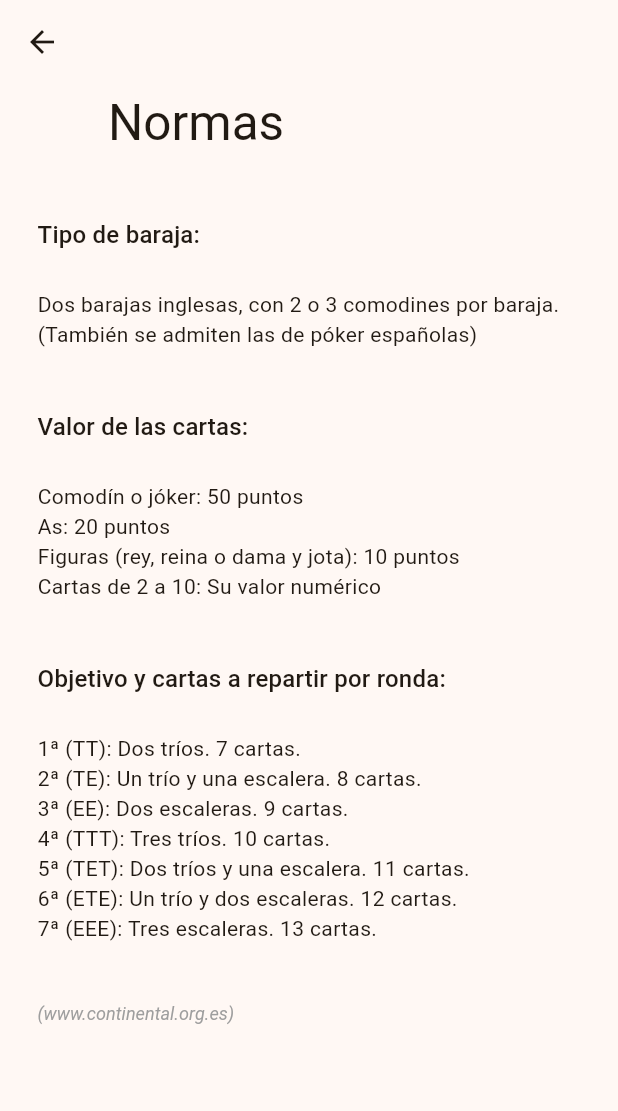
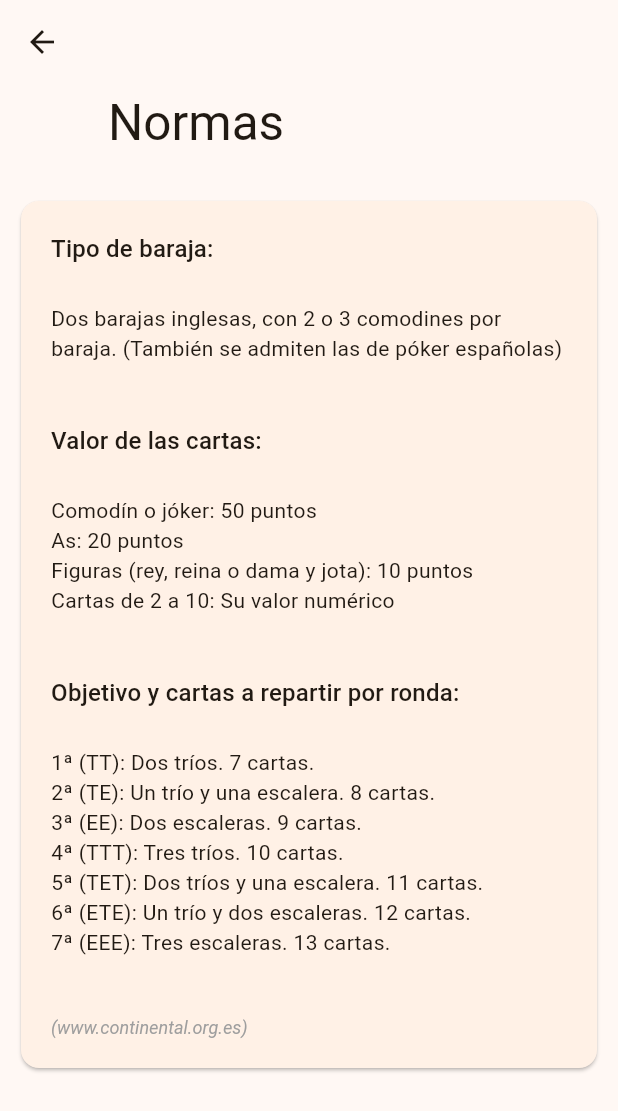
Before and after one commit to adrilasar/apunto_yo, a Flutter app: the RulesScreen screen opened directly, on a phone screen of 412 x 824 dp. Shown: the top 1111 px of the screen. Run offline on Flutter 3.47's test engine with Material 2 defaults, Android fonts, the phone set to English and light mode, and no system bars; drawn by our look-alikes of dynamic_color; our stand-ins replace confetti, flutter_svg, shimmer, sqflite; accounts and stored records are empty.

Commit message:
Change rules UI

```diff
--- a/lib/rules_screen.dart
+++ b/lib/rules_screen.dart
@@ -24,7 +24,10 @@ class RulesScreenState extends State<RulesScreen> {
         delegate: SliverChildBuilderDelegate(
           (BuildContext context, int index) {
             return Padding(
-                padding: const EdgeInsets.all(25),
+                padding: const EdgeInsets.all(10),
+                child: Card(
+                  child: Padding(
+                    padding: const EdgeInsets.all(20),
                     child: RichText(
                         text: TextSpan(children: <TextSpan>[
                       TextSpan(
@@ -70,7 +73,9 @@ class RulesScreenState extends State<RulesScreen> {
                           fontStyle: FontStyle.italic,
                         ),
                       ),
-                ])));
+                    ])),
+                  ),
+                ));
           },
           childCount: 1,
         ),
```
Lines whose indentation alone changed are shown as unchanged.
